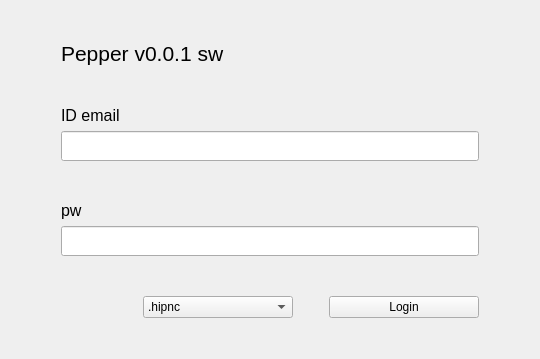
Above: ui_sw/login.ui from NetflixVFX-Ac/BlackPepper before the change. Below: the same form after it.
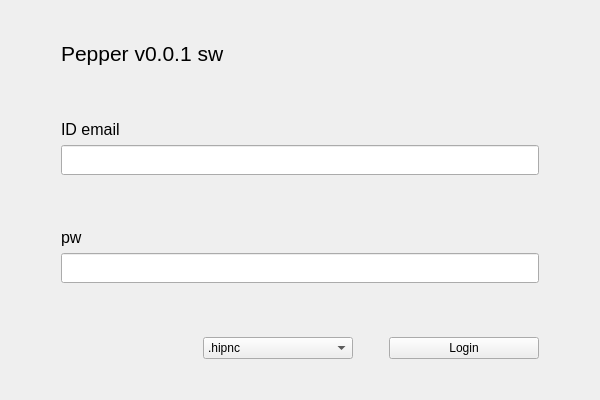
That is the form after the change.

Patch:
```diff
--- a/ui_sw/login.ui
+++ b/ui_sw/login.ui
@@ -6,8 +6,8 @@
    <rect>
     <x>0</x>
     <y>0</y>
-    <width>540</width>
-    <height>359</height>
+    <width>600</width>
+    <height>400</height>
    </rect>
   </property>
   <property name="windowTitle">
```
Left out of the diff: 9 changed lines with no effect on the pictures.
